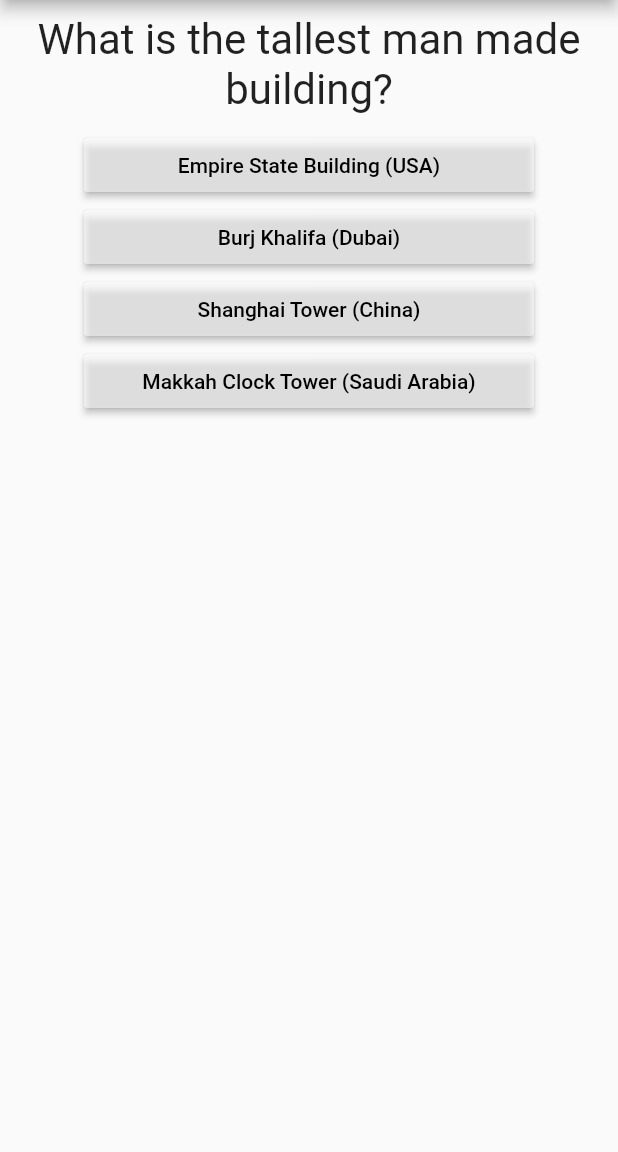
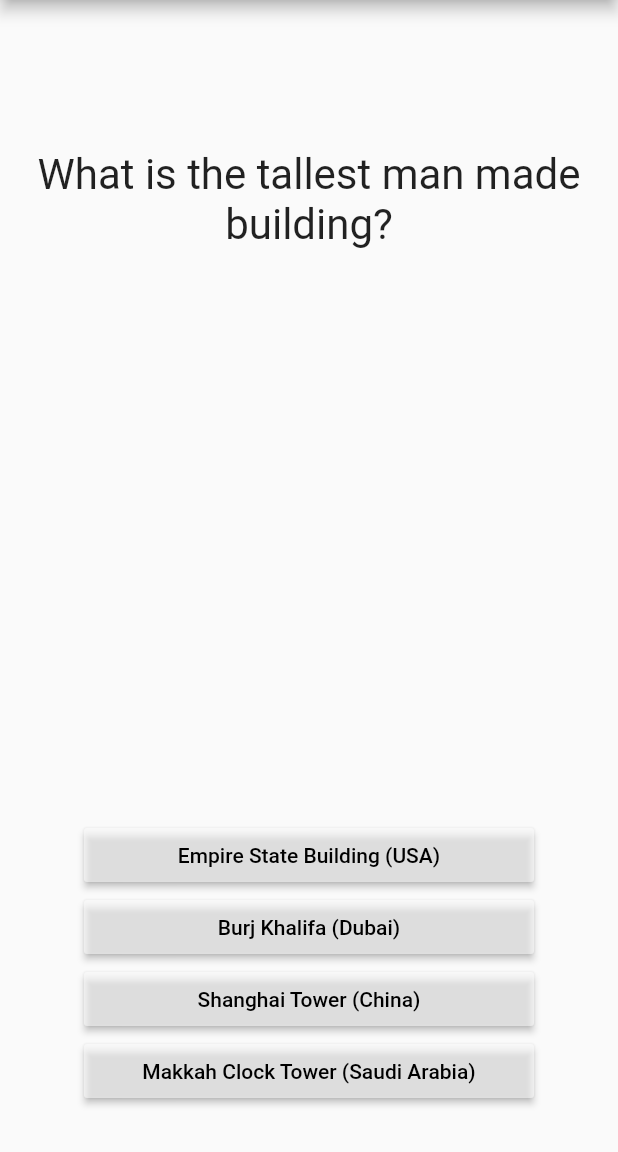
Before and after one commit to giuliano-macedo/flutter_udemy, a Flutter app: the screen it shows after launch, on a phone screen of 412 x 824 dp, the part 84-1236 px from its top. Run offline on Flutter 3.47's test engine with Material 2 defaults, Android fonts, the phone set to English and light mode, and no system bars.

Commit message:
positioning correct

```diff
--- a/hello_world/lib/answers.dart
+++ b/hello_world/lib/answers.dart
@@ -28,11 +28,14 @@ class Answers extends StatelessWidget{
 				)
 			);
 		});
-		return Column(
-			children:children,
-			crossAxisAlignment: CrossAxisAlignment.center,
-			mainAxisSize: MainAxisSize.max,
-			mainAxisAlignment: MainAxisAlignment.start
-    	);
+		return Container(child:
+			Column(
+				children:children,
+				mainAxisAlignment: MainAxisAlignment.end,
+				crossAxisAlignment: CrossAxisAlignment.center,
+			),
+			width: double.infinity,
+			margin: EdgeInsets.only(bottom:30),
+		);
 	}
 }
--- a/hello_world/lib/main.dart
+++ b/hello_world/lib/main.dart
@@ -61,7 +61,7 @@ class _AppState extends State<App>{
 	}
   Widget get body{
     if(!_finished){
-			return Column(children:
+			return Stack(children:
 					<Widget>[
 						Container(
 							child:Text(
@@ -72,22 +72,21 @@ class _AppState extends State<App>{
 								textAlign:TextAlign.center
 							),
 							width:double.infinity,
-							margin:EdgeInsets.all(10)
+							margin:EdgeInsets.only(top:100)
 						),
 						Answers(_answers[_questionIndex],answerCallback)
 					]
         );
 		}
-    return Column(
+    return Container(child:
+      Column(
       children:<Widget>[
-			Center(
-      			child: Text(
+        Text(
             "You finished it!\nyour score is $_score/${_questions.length}",
             textAlign: TextAlign.center,
             style:TextStyle(
               fontSize: 32,
               fontWeight: FontWeight.bold,
-					)
             )
         ),
         ButtonTheme(
@@ -97,7 +96,12 @@ class _AppState extends State<App>{
               onPressed: reset
             )
         )
-		]);
+      ],
+        crossAxisAlignment: CrossAxisAlignment.center,
+        mainAxisAlignment: MainAxisAlignment.center,
+      ),
+      width: double.infinity,
+      );
 
     }
 	@override
```
Lines whose indentation alone changed are shown as unchanged.
